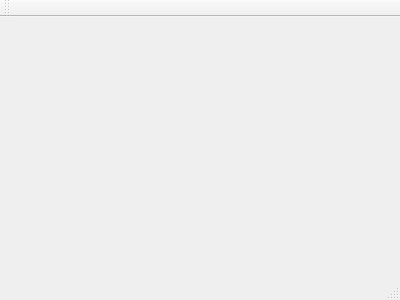
First picture: the form in mainwindow.ui, repository Derek-Schaff/RIME, before the edit.
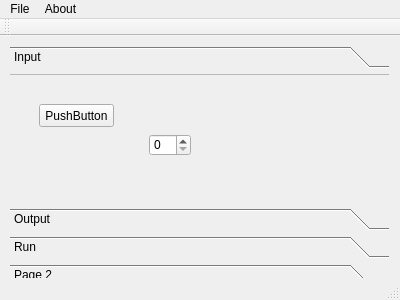
Second picture: the form after the edit.

The edit to the form file:
```diff
--- a/mainwindow.ui
+++ b/mainwindow.ui
@@ -12,13 +12,153 @@
   <property name="windowTitle" >
    <string>MainWindow</string>
   </property>
-  <widget class="QMenuBar" name="menuBar" />
-  <widget class="QToolBar" name="mainToolBar" />
-  <widget class="QWidget" name="centralWidget" />
-  <widget class="QStatusBar" name="statusBar" />
+  <widget class="QWidget" name="centralWidget">
+   <widget class="QWidget" name="verticalLayoutWidget">
+    <property name="geometry">
+     <rect>
+      <x>-1</x>
+      <y>-1</y>
+      <width>401</width>
+      <height>262</height>
+     </rect>
+    </property>
+    <layout class="QVBoxLayout" name="verticalLayout">
+     <item>
+      <widget class="QToolBox" name="toolBox">
+       <property name="currentIndex">
+        <number>0</number>
+       </property>
+       <widget class="QWidget" name="page">
+        <property name="geometry">
+         <rect>
+          <x>0</x>
+          <y>0</y>
+          <width>399</width>
+          <height>152</height>
+         </rect>
+        </property>
+        <attribute name="label">
+         <string>Input</string>
+        </attribute>
+        <widget class="QFrame" name="frame">
+         <property name="geometry">
+          <rect>
+           <x>-1</x>
+           <y>0</y>
+           <width>401</width>
+           <height>151</height>
+          </rect>
+         </property>
+         <property name="frameShape">
+          <enum>QFrame::StyledPanel</enum>
+         </property>
+         <property name="frameShadow">
+          <enum>QFrame::Raised</enum>
+         </property>
+         <widget class="QSpinBox" name="spinBox">
+          <property name="geometry">
+           <rect>
+            <x>140</x>
+            <y>60</y>
+            <width>42</width>
+            <height>22</height>
+           </rect>
+          </property>
+         </widget>
+         <widget class="QPushButton" name="pushButton">
+          <property name="geometry">
+           <rect>
+            <x>30</x>
+            <y>30</y>
+            <width>75</width>
+            <height>23</height>
+           </rect>
+          </property>
+          <property name="text">
+           <string>PushButton</string>
+          </property>
+         </widget>
+        </widget>
+       </widget>
+       <widget class="QWidget" name="page_5">
+        <attribute name="label">
+         <string>Output</string>
+        </attribute>
+       </widget>
+       <widget class="QWidget" name="page_6">
+        <attribute name="label">
+         <string>Run</string>
+        </attribute>
+       </widget>
+       <widget class="QWidget" name="page_2">
+        <property name="geometry">
+         <rect>
+          <x>0</x>
+          <y>0</y>
+          <width>399</width>
+          <height>152</height>
+         </rect>
+        </property>
+        <attribute name="label">
+         <string>Page 2</string>
+        </attribute>
+       </widget>
+      </widget>
+     </item>
+    </layout>
+   </widget>
+  </widget>
+  <widget class="QMenuBar" name="menuBar">
+   <property name="geometry">
+    <rect>
+     <x>0</x>
+     <y>0</y>
+     <width>400</width>
+     <height>21</height>
+    </rect>
+   </property>
+   <widget class="QMenu" name="menuRIME">
+    <property name="title">
+     <string>File</string>
+    </property>
+    <addaction name="actionLoad_Preset"/>
+    <addaction name="actionSave_Preset"/>
+    <addaction name="actionExit"/>
+   </widget>
+   <widget class="QMenu" name="menuAbout">
+    <property name="title">
+     <string>About</string>
+    </property>
+   </widget>
+   <addaction name="menuRIME"/>
+   <addaction name="menuAbout"/>
+  </widget>
+  <widget class="QToolBar" name="mainToolBar">
+   <attribute name="toolBarArea">
+    <enum>TopToolBarArea</enum>
+   </attribute>
+   <attribute name="toolBarBreak">
+    <bool>false</bool>
+   </attribute>
+  </widget>
+  <widget class="QStatusBar" name="statusBar"/>
+  <action name="actionLoad_Preset">
+   <property name="text">
+    <string>Load Preset</string>
+   </property>
+  </action>
+  <action name="actionSave_Preset">
+   <property name="text">
+    <string>Save Preset</string>
+   </property>
+  </action>
+  <action name="actionExit">
+   <property name="text">
+    <string>Exit</string>
+   </property>
+  </action>
  </widget>
- <layoutDefault spacing="6" margin="11" />
- <pixmapfunction></pixmapfunction>
+ <layoutdefault spacing="6" margin="11"/>
  <resources/>
  <connections/>
 </ui>
```
Left out of the diff: 7 changed lines with no effect on the pictures.
